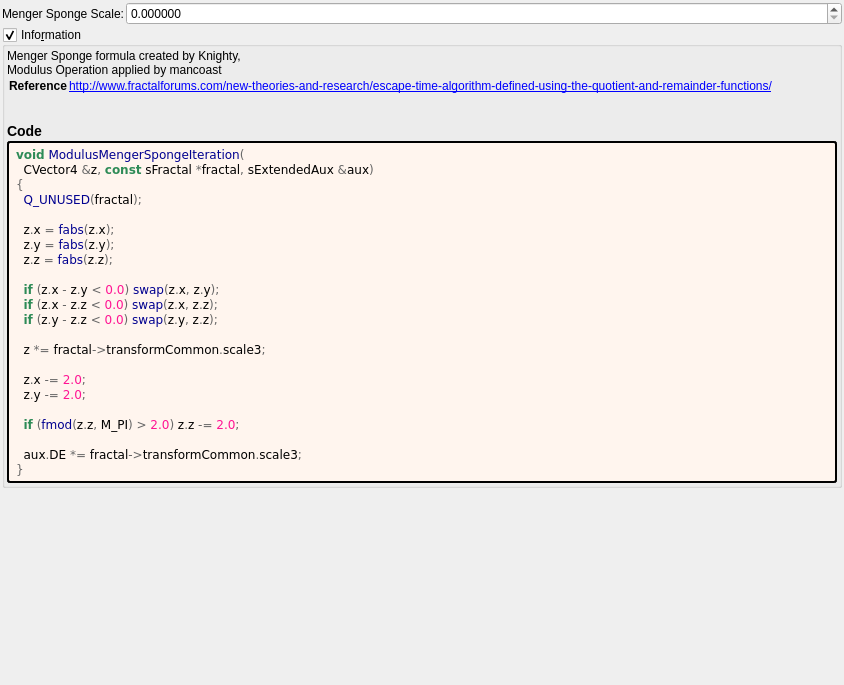
Before: the Qt Designer form mandelbulber2/deploy/share/mandelbulber2/formula/ui/modulus_menger_sponge.ui in irinox-ctrl/mandelbulber2, drawn with Qt 5.
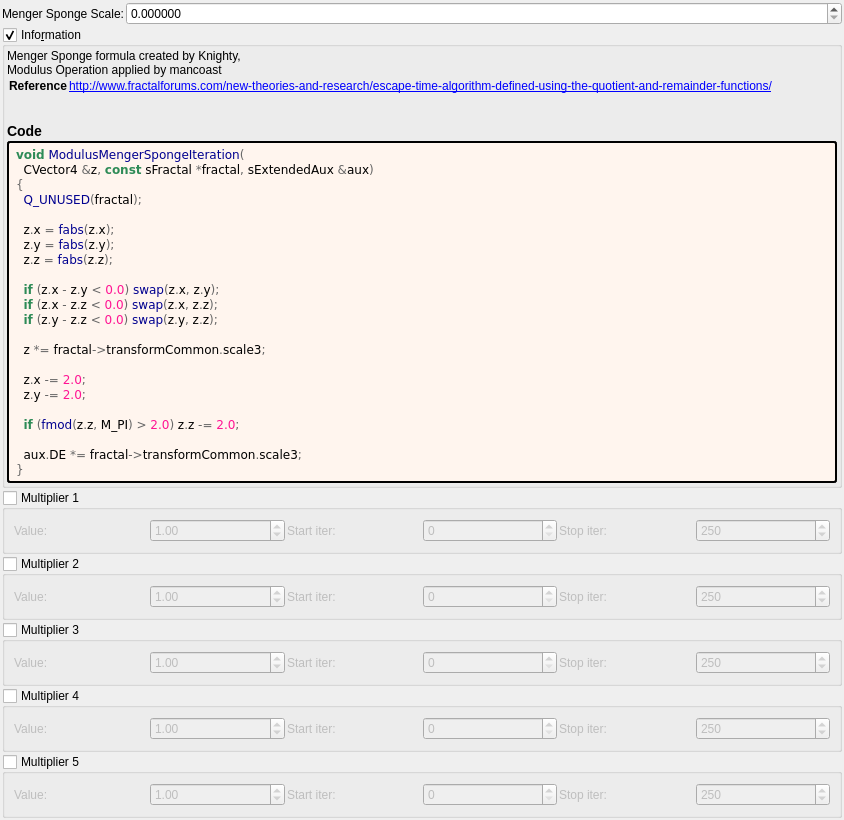
After: the same form once the commit is applied. Custom widgets are drawn as their Qt base class.

Commit message:
feat: add 5 general-purpose multipliers to all 1007 fractal formulas
Each multiplier has:
- Checkbox (OFF by default)
- Value spinbox (default 1.0, range -100 to 100)
- Iteration start/stop range

Logic: z *= value; DE *= |value|;

Uses existing transformCommon parameters:
- Checkboxes: functionEnabledBx/By/Bz/Bw/CzFalse
- Values: scale4/5/6/8/16
- Ranges: startIterationsB-F/stopIterationsB-F

Modified 1007 .cpp (CPU), 1006 .cl (GPU), 1023 .ui files.
Both source (formula/) and deploy (deploy/share/) copies updated.

```diff
--- a/mandelbulber2/deploy/share/mandelbulber2/formula/ui/modulus_menger_sponge.ui
+++ b/mandelbulber2/deploy/share/mandelbulber2/formula/ui/modulus_menger_sponge.ui
@@ -164,6 +164,192 @@
      </layout>
     </widget>
    </item>
+   <item>
+    <widget class="MyGroupBox" name="groupCheck_transf_function_enabledBx_false">
+     <property name="title"><string>Multiplier 1</string></property>
+     <property name="checkable"><bool>true</bool></property>
+     <property name="checked"><bool>false</bool></property>
+     <layout class="QGridLayout" name="gridLayout_mult1">
+      <property name="spacing"><number>2</number></property>
+      <item row="0" column="0">
+       <widget class="QLabel"><property name="text"><string>Value:</string></property></widget>
+      </item>
+      <item row="0" column="1">
+       <widget class="MyDoubleSpinBox" name="spinbox_transf_scale_4">
+        <property name="minimum"><double>-100.0</double></property><property name="maximum"><double>100.0</double></property>
+        <property name="singleStep"><double>0.01</double></property><property name="value"><double>1.0</double></property>
+       </widget>
+      </item>
+      <item row="0" column="2">
+       <widget class="QLabel"><property name="text"><string>Start iter:</string></property></widget>
+      </item>
+      <item row="0" column="3">
+       <widget class="MySpinBox" name="spinboxInt_transf_start_iterations_B">
+        <property name="minimum"><number>0</number></property><property name="maximum"><number>10000</number></property>
+        <property name="value"><number>0</number></property>
+       </widget>
+      </item>
+      <item row="0" column="4">
+       <widget class="QLabel"><property name="text"><string>Stop iter:</string></property></widget>
+      </item>
+      <item row="0" column="5">
+       <widget class="MySpinBox" name="spinboxInt_transf_stop_iterations_B">
+        <property name="minimum"><number>0</number></property><property name="maximum"><number>10000</number></property>
+        <property name="value"><number>250</number></property>
+       </widget>
+      </item>
+     </layout>
+    </widget>
+   </item>
+   <item>
+    <widget class="MyGroupBox" name="groupCheck_transf_function_enabledBy_false">
+     <property name="title"><string>Multiplier 2</string></property>
+     <property name="checkable"><bool>true</bool></property>
+     <property name="checked"><bool>false</bool></property>
+     <layout class="QGridLayout" name="gridLayout_mult2">
+      <property name="spacing"><number>2</number></property>
+      <item row="0" column="0">
+       <widget class="QLabel"><property name="text"><string>Value:</string></property></widget>
+      </item>
+      <item row="0" column="1">
+       <widget class="MyDoubleSpinBox" name="spinbox_transf_scale_5">
+        <property name="minimum"><double>-100.0</double></property><property name="maximum"><double>100.0</double></property>
+        <property name="singleStep"><double>0.01</double></property><property name="value"><double>1.0</double></property>
+       </widget>
+      </item>
+      <item row="0" column="2">
+       <widget class="QLabel"><property name="text"><string>Start iter:</string></property></widget>
+      </item>
+      <item row="0" column="3">
+       <widget class="MySpinBox" name="spinboxInt_transf_start_iterations_C">
+        <property name="minimum"><number>0</number></property><property name="maximum"><number>10000</number></property>
+        <property name="value"><number>0</number></property>
+       </widget>
+      </item>
+      <item row="0" column="4">
+       <widget class="QLabel"><property name="text"><string>Stop iter:</string></property></widget>
+      </item>
+      <item row="0" column="5">
+       <widget class="MySpinBox" name="spinboxInt_transf_stop_iterations_C">
+        <property name="minimum"><number>0</number></property><property name="maximum"><number>10000</number></property>
+        <property name="value"><number>250</number></property>
+       </widget>
+      </item>
+     </layout>
+    </widget>
+   </item>
+   <item>
+    <widget class="MyGroupBox" name="groupCheck_transf_function_enabledBz_false">
+     <property name="title"><string>Multiplier 3</string></property>
+     <property name="checkable"><bool>true</bool></property>
+     <property name="checked"><bool>false</bool></property>
+     <layout class="QGridLayout" name="gridLayout_mult3">
+      <property name="spacing"><number>2</number></property>
+      <item row="0" column="0">
+       <widget class="QLabel"><property name="text"><string>Value:</string></property></widget>
+      </item>
+      <item row="0" column="1">
+       <widget class="MyDoubleSpinBox" name="spinbox_transf_scale_6">
+        <property name="minimum"><double>-100.0</double></property><property name="maximum"><double>100.0</double></property>
+        <property name="singleStep"><double>0.01</double></property><property name="value"><double>1.0</double></property>
+       </widget>
+      </item>
+      <item row="0" column="2">
+       <widget class="QLabel"><property name="text"><string>Start iter:</string></property></widget>
+      </item>
+      <item row="0" column="3">
+       <widget class="MySpinBox" name="spinboxInt_transf_start_iterations_D">
+        <property name="minimum"><number>0</number></property><property name="maximum"><number>10000</number></property>
+        <property name="value"><number>0</number></property>
+       </widget>
+      </item>
+      <item row="0" column="4">
+       <widget class="QLabel"><property name="text"><string>Stop iter:</string></property></widget>
+      </item>
+      <item row="0" column="5">
+       <widget class="MySpinBox" name="spinboxInt_transf_stop_iterations_D">
+        <property name="minimum"><number>0</number></property><property name="maximum"><number>10000</number></property>
+        <property name="value"><number>250</number></property>
+       </widget>
+      </item>
+     </layout>
+    </widget>
+   </item>
+   <item>
+    <widget class="MyGroupBox" name="groupCheck_transf_function_enabledBw_false">
+     <property name="title"><string>Multiplier 4</string></property>
+     <property name="checkable"><bool>true</bool></property>
+     <property name="checked"><bool>false</bool></property>
+     <layout class="QGridLayout" name="gridLayout_mult4">
+      <property name="spacing"><number>2</number></property>
+      <item row="0" column="0">
+       <widget class="QLabel"><property name="text"><string>Value:</string></property></widget>
+      </item>
+      <item row="0" column="1">
+       <widget class="MyDoubleSpinBox" name="spinbox_transf_scale_8">
+        <property name="minimum"><double>-100.0</double></property><property name="maximum"><double>100.0</double></property>
+        <property name="singleStep"><double>0.01</double></property><property name="value"><double>1.0</double></property>
+       </widget>
+      </item>
+      <item row="0" column="2">
+       <widget class="QLabel"><property name="text"><string>Start iter:</string></property></widget>
+      </item>
+      <item row="0" column="3">
+       <widget class="MySpinBox" name="spinboxInt_transf_start_iterations_E">
+        <property name="minimum"><number>0</number></property><property name="maximum"><number>10000</number></property>
+        <property name="value"><number>0</number></property>
+       </widget>
+      </item>
+      <item row="0" column="4">
+       <widget class="QLabel"><property name="text"><string>Stop iter:</string></property></widget>
+      </item>
+      <item row="0" column="5">
+       <widget class="MySpinBox" name="spinboxInt_transf_stop_iterations_E">
+        <property name="minimum"><number>0</number></property><property name="maximum"><number>10000</number></property>
+        <property name="value"><number>250</number></property>
+       </widget>
+      </item>
+     </layout>
+    </widget>
+   </item>
+   <item>
+    <widget class="MyGroupBox" name="groupCheck_transf_function_enabledCz_false">
+     <property name="title"><string>Multiplier 5</string></property>
+     <property name="checkable"><bool>true</bool></property>
+     <property name="checked"><bool>false</bool></property>
+     <layout class="QGridLayout" name="gridLayout_mult5">
+      <property name="spacing"><number>2</number></property>
+      <item row="0" column="0">
+       <widget class="QLabel"><property name="text"><string>Value:</string></property></widget>
+      </item>
+      <item row="0" column="1">
+       <widget class="MyDoubleSpinBox" name="spinbox_transf_scale_16">
+        <property name="minimum"><double>-100.0</double></property><property name="maximum"><double>100.0</double></property>
+        <property name="singleStep"><double>0.01</double></property><property name="value"><double>1.0</double></property>
+       </widget>
+      </item>
+      <item row="0" column="2">
+       <widget class="QLabel"><property name="text"><string>Start iter:</string></property></widget>
+      </item>
+      <item row="0" column="3">
+       <widget class="MySpinBox" name="spinboxInt_transf_start_iterations_F">
+        <property name="minimum"><number>0</number></property><property name="maximum"><number>10000</number></property>
+        <property name="value"><number>0</number></property>
+       </widget>
+      </item>
+      <item row="0" column="4">
+       <widget class="QLabel"><property name="text"><string>Stop iter:</string></property></widget>
+      </item>
+      <item row="0" column="5">
+       <widget class="MySpinBox" name="spinboxInt_transf_stop_iterations_F">
+        <property name="minimum"><number>0</number></property><property name="maximum"><number>10000</number></property>
+        <property name="value"><number>250</number></property>
+       </widget>
+      </item>
+     </layout>
+    </widget>
+   </item>
+
    <item>
     <spacer name="verticalSpacer">
      <property name="orientation">
@@ -191,6 +377,11 @@
    <extends>QDoubleSpinBox</extends>
    <header>my_double_spin_box.h</header>
   </customwidget>
+   <customwidget>
+   <class>MySpinBox</class>
+   <extends>QSpinBox</extends>
+   <header>my_spin_box.h</header>
+  </customwidget>
  </customwidgets>
  <tabstops>
   <tabstop>groupCheck_info</tabstop>
```
The commit also changes 3972 other files.
